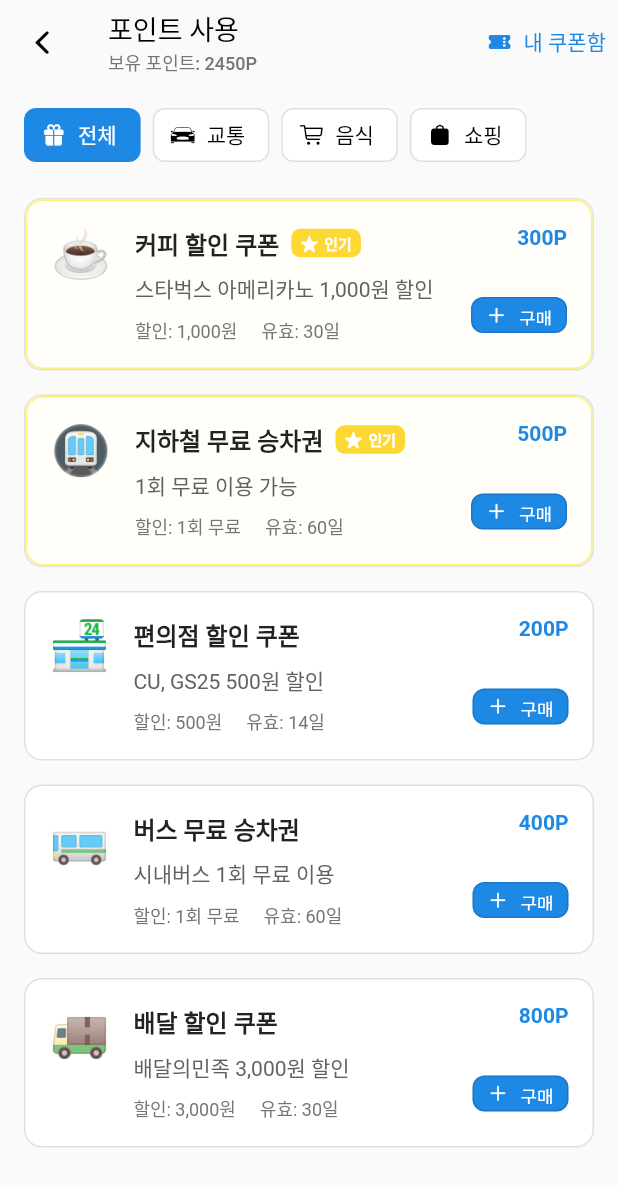
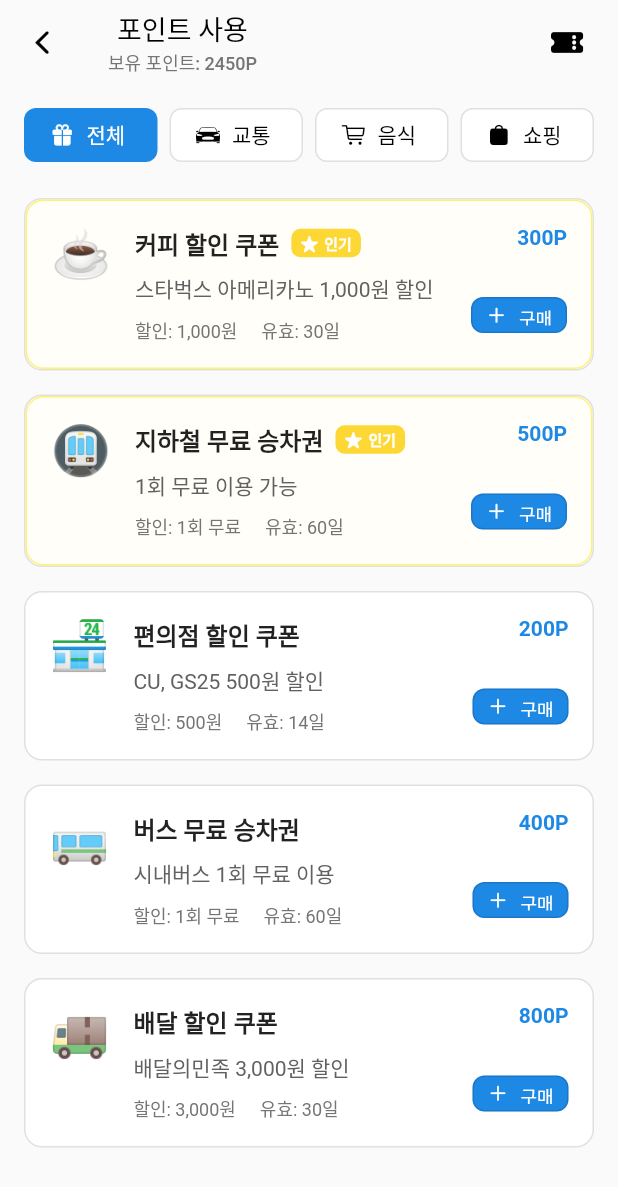
Before and after one commit to LikeLion-CJU-CPR/bustar_app, a Flutter app: the UsageScreen screen opened directly, on a phone screen of 412 x 824 dp. Shown: the top 1187 px of the screen. Run offline on Flutter 3.47's test engine with Material 3 defaults, Android fonts, the phone set to English and light mode, and no system bars.

Commit message:
refactor: 포인트 사용 페이지 '내 쿠폰함' 버튼 및 필터탭 수정

```diff
--- a/lib/screens/point/usage_screen.dart
+++ b/lib/screens/point/usage_screen.dart
@@ -197,7 +197,7 @@ class _UsageScreenState extends State<UsageScreen> {
           onPressed: () => Navigator.of(context).pop(),
         ),
         title: Column(
-          crossAxisAlignment: CrossAxisAlignment.start,
+          crossAxisAlignment: CrossAxisAlignment.center,
           children: [
             const Text(
               '포인트 사용',
@@ -210,15 +210,19 @@ class _UsageScreenState extends State<UsageScreen> {
           ],
         ),
         actions: [
-          TextButton.icon(
-            icon: const Icon(CupertinoIcons.ticket_fill, size: 16),
-            label: const Text('내 쿠폰함'),
-            onPressed: () {},
-            style: TextButton.styleFrom(foregroundColor: Colors.blue.shade600),
+          Padding(
+            padding: const EdgeInsets.only(right: 10.0),
+            child: IconButton(
+              icon: const Icon(CupertinoIcons.ticket_fill, color: Colors.black),
+              onPressed: () {
+                // TODO: Implement coupon box navigation
+              },
+            ),
           ),
         ],
       ),
-      body: SingleChildScrollView(
+      body: SafeArea(
+        child: SingleChildScrollView(
           padding: const EdgeInsets.all(16.0),
           child: Column(
             children: [
@@ -235,7 +239,8 @@ class _UsageScreenState extends State<UsageScreen> {
                 physics: const NeverScrollableScrollPhysics(), // 중첩 스크롤 방지
                 shrinkWrap: true,
                 itemCount: filteredRewards.length,
-              separatorBuilder: (context, index) => const SizedBox(height: 16),
+                separatorBuilder: (context, index) =>
+                    const SizedBox(height: 16),
                 itemBuilder: (context, index) {
                   final reward = filteredRewards[index];
                   return RewardListItem(
@@ -251,6 +256,7 @@ class _UsageScreenState extends State<UsageScreen> {
             ],
           ),
         ),
+      ),
     );
   }
 }
--- a/lib/screens/point/widgets/usage_page/category_filters.dart
+++ b/lib/screens/point/widgets/usage_page/category_filters.dart
@@ -23,30 +23,35 @@ class CategoryFilters extends StatelessWidget {
 
     return SizedBox(
       height: 36,
-      child: ListView.separated(
-        scrollDirection: Axis.horizontal,
-        itemCount: categories.length,
-        separatorBuilder: (context, index) => const SizedBox(width: 8),
-        itemBuilder: (context, index) {
-          final category = categories[index];
-          final bool isSelected = selectedCategory == category['id'];
-          return ElevatedButton.icon(
-            onPressed: () => onCategorySelected(category['id'] as String),
-            icon: Icon(category['icon'] as IconData, size: 16),
-            label: Text(category['name'] as String),
+      child: Row(
+        children: [
+          for (int i = 0; i < categories.length; i++) ...[
+            Expanded(
+              child: ElevatedButton.icon(
+                onPressed: () =>
+                    onCategorySelected(categories[i]['id'] as String),
+                icon: Icon(categories[i]['icon'] as IconData, size: 16),
+                label: Text(categories[i]['name'] as String),
                 style: ElevatedButton.styleFrom(
                   elevation: 0,
-              backgroundColor: isSelected ? Colors.blue.shade600 : Colors.white,
-              foregroundColor: isSelected ? Colors.white : Colors.black,
-              side: isSelected
+                  backgroundColor: selectedCategory == categories[i]['id']
+                      ? Colors.blue.shade600
+                      : Colors.white,
+                  foregroundColor: selectedCategory == categories[i]['id']
+                      ? Colors.white
+                      : Colors.black,
+                  side: selectedCategory == categories[i]['id']
                       ? BorderSide.none
                       : BorderSide(color: Colors.grey.shade300),
                   shape: RoundedRectangleBorder(
                     borderRadius: BorderRadius.circular(8),
                   ),
                 ),
-          );
-        },
+              ),
+            ),
+            if (i < categories.length - 1) const SizedBox(width: 8),
+          ],
+        ],
       ),
     );
   }
```
Lines whose indentation alone changed are shown as unchanged.
